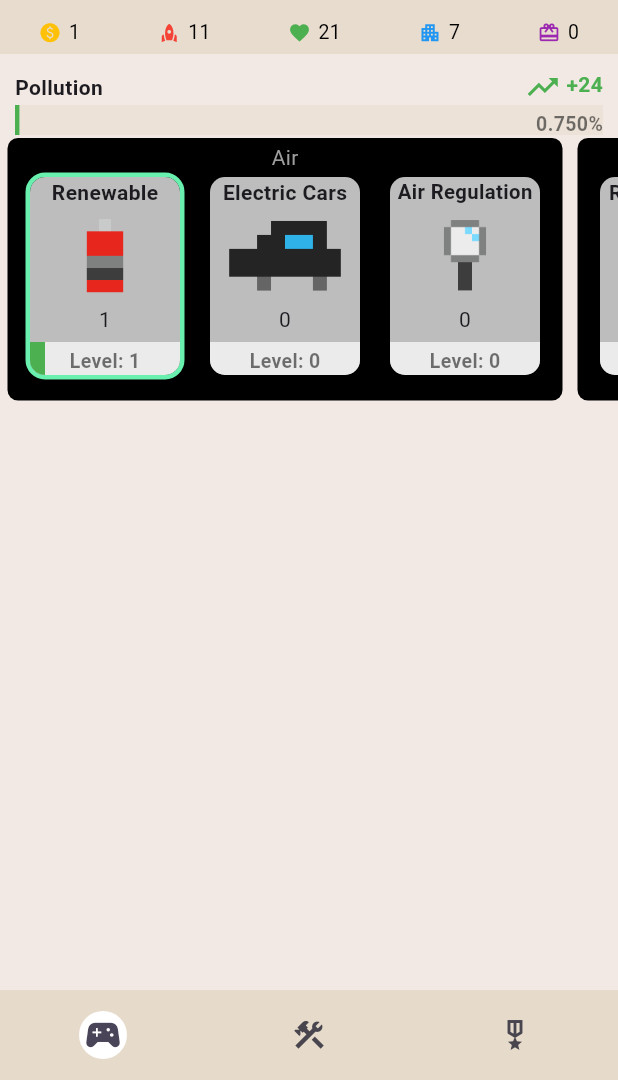
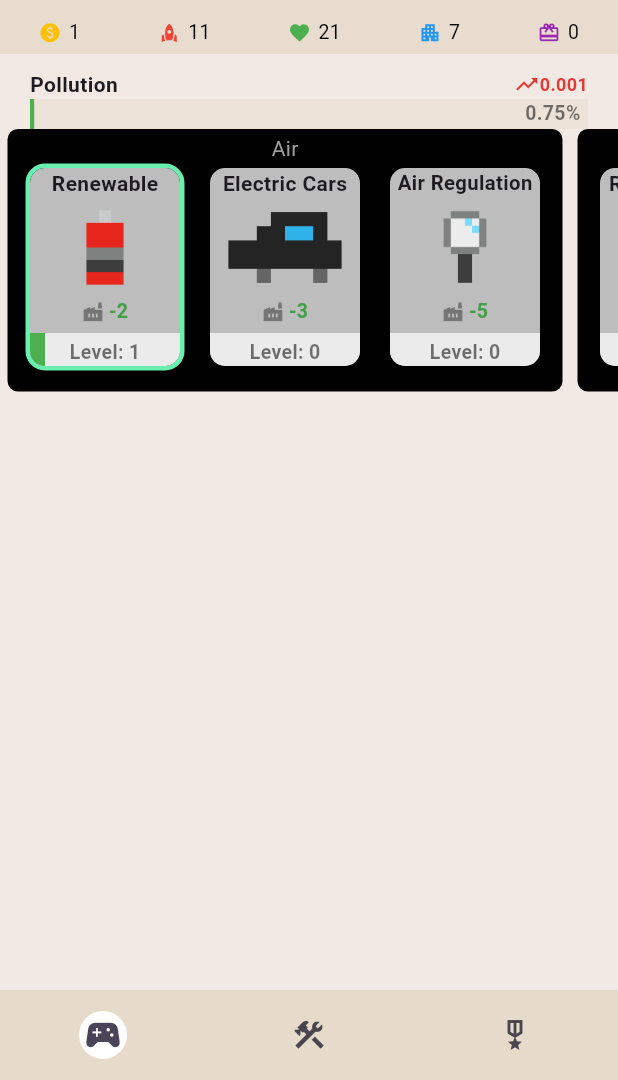
Before and after one commit to chenkuochou/mother_earth, a Flutter app: the screen it shows after launch, after a tap on "Renewable", on a phone screen of 412 x 824 dp, the part 156-1236 px from its top. Run offline on Flutter 3.47's test engine with Material 3 defaults, Android fonts, the light colour scheme and no system bars; our stand-ins replace flutter_riverpod, google_fonts, lottie; network calls fail.

Commit message:
for exponential growth

```diff
--- a/lib/app/my_linear_progress.dart
+++ b/lib/app/my_linear_progress.dart
@@ -2,6 +2,7 @@ import 'dart:async';
 
 import 'package:flutter/material.dart';
 import 'package:flutter_riverpod/flutter_riverpod.dart';
+import 'package:mother_earth/app/my_text.dart';
 
 class MyLinearProgress extends ConsumerWidget {
   const MyLinearProgress({
@@ -49,10 +50,11 @@ class _MyLinearProgressTimerState extends ConsumerState<MyLinearProgressTimer> {
       const Duration(seconds: 1),
       (Timer timer) => setState(
         () {
-          // print(ref.watch(widget.listenable)[widget.index].changes);
           progress += ref.watch(widget.listenable)[widget.index].changes;
+          // debugPrint(progress.toString());
+          // debugPrint(ref.read(widget.listenable)[widget.index].toString());
           if (progress == 1) {
-            // game end msg
+            /// TODO: game end msg
             timer.cancel();
           }
         },
@@ -71,23 +73,23 @@ class _MyLinearProgressTimerState extends ConsumerState<MyLinearProgressTimer> {
     return Stack(
       children: [
         LinearProgressIndicator(
-          value: progress,
+          value: progress < 0 ? 0 : progress,
           color: Colors.green,
           minHeight: 20,
           backgroundColor: const Color(0xFFE6DBCA).withOpacity(0.5),
         ),
         Padding(
-          padding: const EdgeInsets.only(top: 3),
+          padding: const EdgeInsets.only(right: 5),
           child: Row(
             mainAxisAlignment: MainAxisAlignment.end,
             children: [
-              Text(
-                '${(progress * 100).toStringAsFixed(3).toString()}%',
-                style: const TextStyle(
-                    fontSize: 13,
-                    fontWeight: FontWeight.bold,
-                    color: Colors.black54),
-              ),
+              myText(
+                  progress < 0
+                      ? '0%'
+                      : '${(progress * 100).toStringAsFixed(2).toString()}%',
+                  size: 13,
+                  bold: true,
+                  color: Colors.black54),
             ],
           ),
         ),
--- a/lib/data/resource_data.dart
+++ b/lib/data/resource_data.dart
@@ -1,3 +1,4 @@
+import 'package:flutter/material.dart';
 import 'package:mother_earth/model/resource_model.dart';
 
 /// Challenge
@@ -5,9 +6,13 @@ final ChallengeModel climateChange = ChallengeModel(
   title: 'Climate Change',
   negative: 2,
   maxValue: 2000,
+  icon: Icons.air,
+  color: Colors.green,
 );
 final ChallengeModel pollution = ChallengeModel(
   title: 'Pollution',
   negative: 1.5,
   maxValue: 2000,
+  icon: Icons.factory,
+  color: Colors.grey.shade600,
 );
--- a/lib/model/resource_model.dart
+++ b/lib/model/resource_model.dart
@@ -4,22 +4,23 @@ import 'package:flutter/material.dart';
 class ConsumableModel {
   final String title;
   final double? value;
+  final IconData icon;
+  final Color color;
 
   ConsumableModel({
     required this.title,
     this.value = 0,
+    required this.icon,
+    required this.color,
   });
 }
 
 class ResourceModel extends ConsumableModel {
-  final IconData icon;
-  final Color color;
-
   ResourceModel({
     required super.title,
     required super.value,
-    required this.icon,
-    required this.color,
+    required super.icon,
+    required super.color,
   });
 }
 
@@ -36,6 +37,8 @@ class ChallengeModel extends ConsumableModel {
     this.positive = 0,
     required this.negative,
     required this.maxValue,
+    required super.icon,
+    required super.color,
   });
 
   double get changes => (-positive! + negative * level!) / maxValue;
@@ -47,6 +50,8 @@ class ChallengeModel extends ConsumableModel {
     double? positive,
     double? negative,
     double? maxValue,
+    IconData? icon,
+    Color? color,
   }) {
     return ChallengeModel(
       title: title ?? this.title,
@@ -55,6 +60,13 @@ class ChallengeModel extends ConsumableModel {
       positive: positive ?? this.positive,
       negative: negative ?? this.negative,
       maxValue: maxValue ?? this.maxValue,
+      icon: icon ?? this.icon,
+      color: color ?? this.color,
     );
   }
+
+  @override
+  String toString() {
+    return 'ChallengeModel(level: $level, positive: $positive, negative: $negative, maxValue: $maxValue)';
+  }
 }
--- a/lib/model/solution_model.dart
+++ b/lib/model/solution_model.dart
@@ -71,8 +71,8 @@ class SolutionModel extends ProgressModel {
   int? get consumedResourcesIndex => consumedResMap?.keys.first.myIndex;
   double? get consumedResourcesValue => consumedResMap?.values.first;
 
-  int get currentOutputIndex => outputMap.keys.first.myIndex;
-  double get currentOutputValue => outputMap.values.first * (1 + gain * level!);
+  int get outputIndex => outputMap.keys.first.myIndex;
+  double get outputValue => outputMap.values.first * (1 + gain * level!);
 
   Duration get currentDuration => duration * (1 + gain * level!);
 
--- a/lib/page/challenge_page.dart
+++ b/lib/page/challenge_page.dart
@@ -13,31 +13,52 @@ class ChallengePage extends ConsumerWidget {
 
   @override
   Widget build(BuildContext context, WidgetRef ref) {
-    return LayoutBuilder(
-      builder: (BuildContext context, BoxConstraints constraints) => Container(
-        color: const Color(0xFFE6DBCA).withOpacity(0.5),
-        child: ListView(
+    Widget section({
+      required String title,
+      required ProviderListenable listenable,
+      required ProviderListenable notifier,
+      required List<List<int>> groupListIndex,
+      required int listenableItemChallengeIndex,
+    }) {
+      final double changes =
+          ref.watch(challengeProvider)[listenableItemChallengeIndex].changes;
+
+      List<List> groupList(var list, List<List<int>> indexes) {
+        List<List> result = [];
+        for (int i = 0; i < indexes.length; i++) {
+          result.add(list.sublist(
+              indexes[i][0], indexes[i][1] == 0 ? null : indexes[i][1]));
+        }
+        return result;
+      }
+
+      return Column(
         children: [
           Padding(
-              padding: const EdgeInsets.only(top: 10, left: 10, right: 10),
+            padding: const EdgeInsets.only(top: 10, left: 20, right: 20),
             child: Column(
               crossAxisAlignment: CrossAxisAlignment.start,
               children: [
                 Row(
                   mainAxisAlignment: MainAxisAlignment.spaceBetween,
                   children: [
-                      myText('Pollution', bold: true),
+                    myText(title, bold: true),
                     Wrap(
                       children: [
-                          const Icon(
-                            Icons.trending_up,
-                            color: Colors.green,
-                            // size: 20,
+                        Icon(
+                          changes > 0 ? Icons.trending_up : Icons.trending_down,
+                          color: changes > 0
+                              ? Colors.red.shade600
+                              : Colors.green.shade600,
+                          size: 17,
                         ),
                         myText(
-                            ' +24',
+                          changes.toString(),
                           bold: true,
-                            color: Colors.green,
+                          color: changes > 0
+                              ? Colors.red.shade600
+                              : Colors.green.shade600,
+                          size: 12,
                         ),
                       ],
                     ),
@@ -45,20 +66,36 @@ class ChallengePage extends ConsumerWidget {
                 ),
                 MyLinearProgressTimer(
                     listenable: challengeProvider,
-                      index: ListenableItem.challengePollution.myIndex),
+                    index: listenableItemChallengeIndex),
               ],
             ),
           ),
           InheritedProviders(
+            listenable: listenable,
+            notifier: notifier,
+            child: ProgressSlider(
+              groupList: groupList(ref.read(listenable), groupListIndex),
+            ),
+          ),
+        ],
+      );
+    }
+
+    return LayoutBuilder(
+      builder: (BuildContext context, BoxConstraints constraints) => Container(
+        color: const Color(0xFFE6DBCA).withOpacity(0.5),
+        child: ListView(
+          children: [
+            section(
+                title: 'Pollution',
                 listenable: pollutionProvider,
                 notifier: pollutionProvider.notifier,
-              child: ProgressSlider(
-                groupList: [
-                  ref.read(pollutionProvider).sublist(0, 3),
-                  ref.read(pollutionProvider).sublist(3),
+                groupListIndex: [
+                  [0, 3],
+                  [3, 0],
                 ],
-              ),
-            ),
+                listenableItemChallengeIndex:
+                    ListenableItem.challengePollution.myIndex),
           ],
         ),
       ),
--- a/lib/page/progress/progress_bar.dart
+++ b/lib/page/progress/progress_bar.dart
@@ -44,11 +44,10 @@ class _ProgressBarState extends ConsumerState<ProgressBar>
           // update challenge level
           ref
               .read(challengeProvider.notifier)
-              .updateLevel(solution.currentOutputIndex);
+              .updateLevel(solution.outputIndex);
           // update challenge positive
           ref.read(challengeProvider.notifier).updatePositive(
-              index: solution.currentOutputIndex,
-              value: solution.currentOutputValue);
+              index: solution.outputIndex, value: solution.outputValue);
 
           // increase solution duration & reset animation
           _animationController.duration =
--- a/lib/page/progress/progress_card.dart
+++ b/lib/page/progress/progress_card.dart
@@ -2,9 +2,11 @@ import 'package:flutter/material.dart';
 import 'package:flutter/services.dart';
 import 'package:flutter_riverpod/flutter_riverpod.dart';
 import 'package:mother_earth/app/my_text.dart';
+import 'package:mother_earth/model/resource_model.dart';
 import 'package:mother_earth/model/solution_model.dart';
 import 'package:mother_earth/page/progress/progress_bar.dart';
 import 'package:mother_earth/providers/inherited_providers.dart';
+import 'package:mother_earth/providers/resource_provider.dart';
 import 'package:mother_earth/providers/solution_provider.dart';
 
 class ProgressCard extends ConsumerStatefulWidget {
@@ -23,12 +25,13 @@ class _ProgressCardState extends ConsumerState<ProgressCard> {
 
   @override
   Widget build(BuildContext context) {
-    final ProviderListenable listenable2 =
+    final ProviderListenable listenable =
         InheritedProviders.of(context).listenable;
-    final SolutionModel solution = ref.read(listenable2)[widget.index];
+    final SolutionModel solution = ref.read(listenable)[widget.index];
 
-    final ProviderListenable notifier2 =
-        InheritedProviders.of(context).notifier;
+    final ProviderListenable notifier = InheritedProviders.of(context).notifier;
+    final ChallengeModel challenge =
+        ref.read(challengeProvider)[solution.outputIndex];
 
     bool isClickable() {
       if (solution.requiredSolMap == null && solution.requiredDevMap == null) {
@@ -36,7 +39,7 @@ class _ProgressCardState extends ConsumerState<ProgressCard> {
       }
 
       if (solution.requiredSolMap != null) {
-        if (ref.watch(listenable2)[solution.requiredSolutionIndex].level >=
+        if (ref.watch(listenable)[solution.requiredSolutionIndex].level >=
             solution.requiredSolutionLevel) {
           return true;
         }
@@ -53,6 +56,19 @@ class _ProgressCardState extends ConsumerState<ProgressCard> {
 
       return false;
     }
+
+    Row iconValue(IconData icon, Color color, double value) => Row(
+          children: [
+            Icon(
+              icon,
+              color: color,
+              size: 15,
+            ),
+            const SizedBox(width: 3),
+            myText('-${value.toStringAsFixed(0)}',
+                color: Colors.green.shade600, size: 13, bold: true),
+          ],
+        );
 
     return GestureDetector(
       onTap: () => isClickable()
@@ -90,16 +106,22 @@ class _ProgressCardState extends ConsumerState<ProgressCard> {
               Expanded(
                   child: Image.asset(
                 'assets/img/${solution.assetUrl}.png',
-                color: isClickable() ? null : Colors.grey[900],
+                color: isClickable() ? null : Colors.grey.shade900,
               )),
-              Center(
-                child:
-                    Text(ref.watch(listenable2)[widget.index].level.toString()),
+              Padding(
+                padding: const EdgeInsets.symmetric(horizontal: 5),
+                child: Row(
+                  mainAxisAlignment: MainAxisAlignment.center,
+                  children: [
+                    iconValue(
+                        challenge.icon, challenge.color, ref.watch(listenable)[widget.index].outputValue),
+                  ],
+                ),
               ),
               const SizedBox(height: 5),
               ProgressBar(
-                listenable: listenable2,
-                notifier: notifier2,
+                listenable: listenable,
+                notifier: notifier,
                 index: widget.index,
                 isActive: isActive,
               ),
--- a/lib/page/progress/progress_slider.dart
+++ b/lib/page/progress/progress_slider.dart
@@ -1,5 +1,4 @@
 import 'package:flutter/material.dart';
-import 'package:mother_earth/model/solution_model.dart';
 import 'package:mother_earth/page/progress/progress_group.dart';
 
 class ProgressSlider extends StatelessWidget {
@@ -8,7 +7,7 @@ class ProgressSlider extends StatelessWidget {
     required this.groupList,
   });
 
-  final List<List<SolutionModel>> groupList;
+  final List<List<dynamic>> groupList;
 
   @override
   Widget build(BuildContext context) {
--- a/lib/providers/resource_provider.dart
+++ b/lib/providers/resource_provider.dart
@@ -22,14 +22,14 @@ class ChallengeProviderNotifier extends Notifier<List<ChallengeModel>> {
     ChallengeModel challenge = newState[index];
     newState[index] = challenge.copyWith(level: challenge.level! + 1);
 
-    // print(newState[index].level);
     // ignore: await_only_futures
     state = await newState;
+    print(state[index].level);
   }
 
   Future<void> updatePositive(
       {required int index, required double value}) async {
-    List<ChallengeModel> newState = state;
+    List<ChallengeModel> newState = [...state];
 
     ChallengeModel challenge = newState[index];
     newState[index] = challenge.copyWith(positive: challenge.positive! + value);
@@ -37,5 +37,6 @@ class ChallengeProviderNotifier extends Notifier<List<ChallengeModel>> {
     // print(newState[index].positive);
     // ignore: await_only_futures
     state = await newState;
+    print(state[index].positive);
   }
 }
--- a/lib/providers/solution_provider.dart
+++ b/lib/providers/solution_provider.dart
@@ -11,7 +11,6 @@ class PollutionNotifier extends Notifier<List<SolutionModel>> {
   build() => [airRenewable, airEV, airRegulation, waterReducing];
 
   Future<void> levelUp(int index) async {
-    print(state.length);
     List<SolutionModel> newState = [...state];
 
     SolutionModel solution = newState[index];
```
Lines whose indentation alone changed are shown as unchanged.
